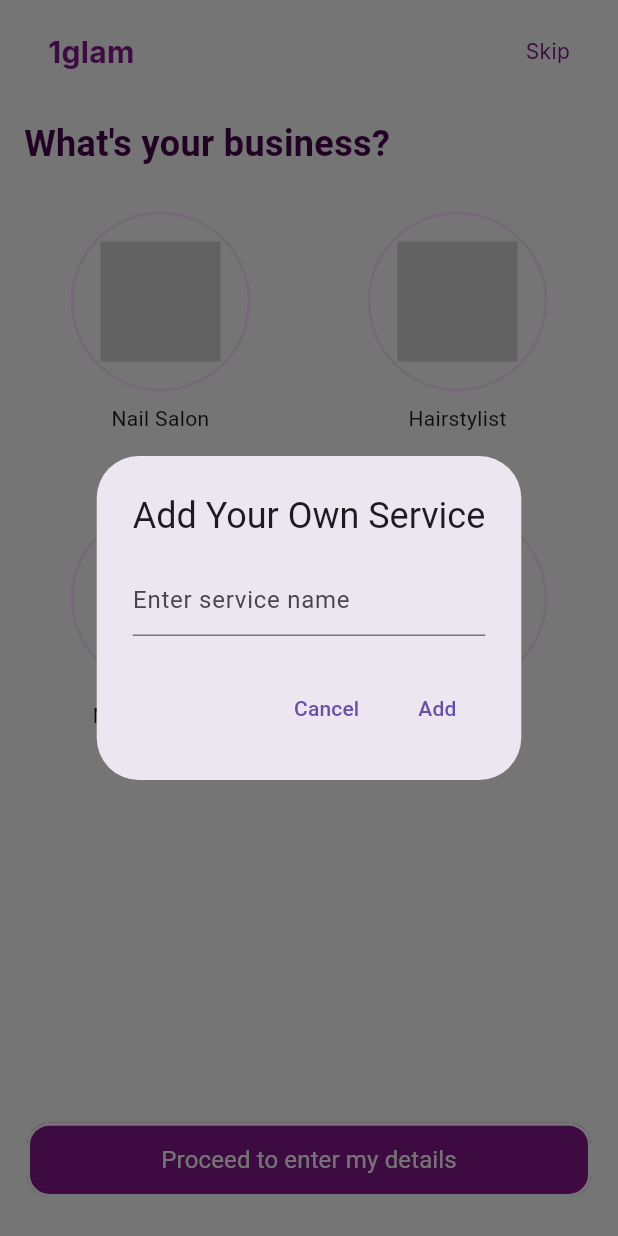
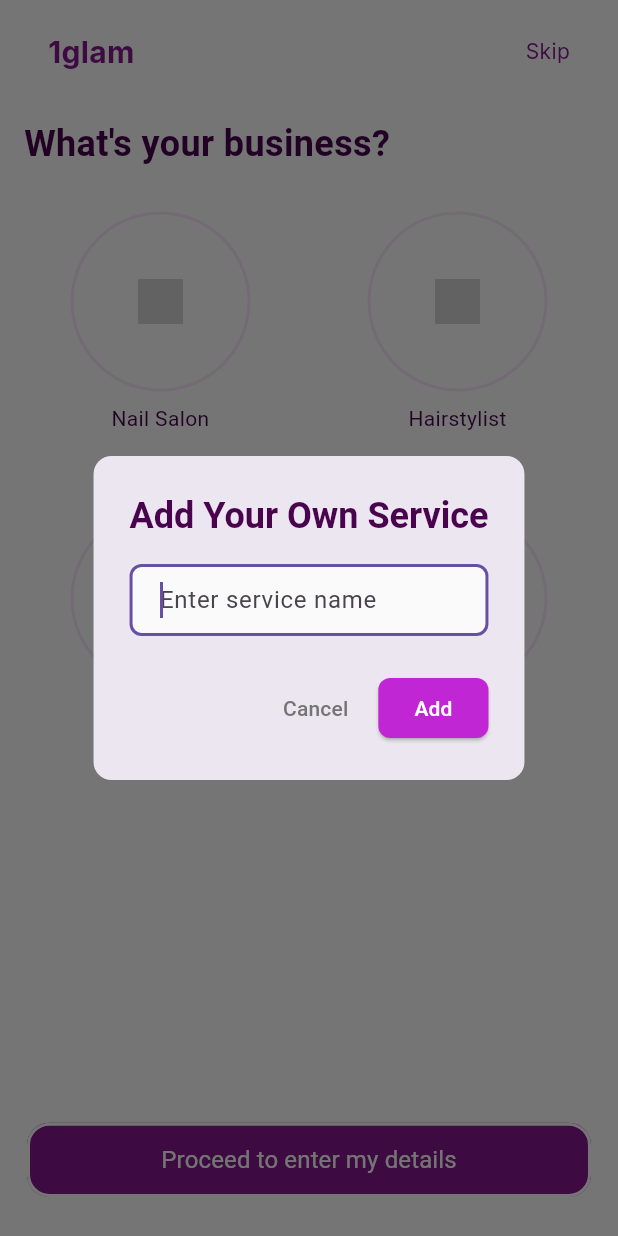
Before and after one commit to Chinmayverma1602/1glam, a Flutter app: the EnterDetailsPage screen opened by its route, after a tap on "Other", on a phone screen of 412 x 824 dp. Run offline on Flutter 3.47's test engine with Material 3 defaults, Android fonts, the phone set to English and light mode, and no system bars; our stand-ins replace cloud_firestore, dropdown_textfield, firebase_auth, firebase_core, flutter_svg, font_awesome_flutter and 12 more; missing offline and left inert: flutter_facebook_auth, switcher_button; accounts and stored records are empty; project files that could hold a hidden picture were left out.

Commit message:
Refactored EnterDetailsPage and VerifyEmailPage for improved UI and functionality; added form validation and reset logic in service dialog; enhanced email verification process with a resend timer and updated layout in VerifyEmailPage.

```diff
--- a/lib/screens/EnterDetailsPage.dart
+++ b/lib/screens/EnterDetailsPage.dart
@@ -31,6 +31,7 @@ class _EnterDetailsPageState extends State<EnterDetailsPage> {
   bool isLoading = false;
   String? selectedEmail = '';
   TextEditingController serviceController = TextEditingController();
+  final _formKey = GlobalKey<FormState>();
 
   @override
   void initState() {
@@ -46,23 +47,62 @@ class _EnterDetailsPageState extends State<EnterDetailsPage> {
   }
 
   void _showAddServiceDialog() {
+    // Reset controller when opening dialog
+    serviceController.clear();
+
     showDialog(
       context: context,
       builder: (context) {
         return AlertDialog(
-          title: const Text("Add Your Own Service"),
-          content: TextField(
-            controller: serviceController,
-            decoration: const InputDecoration(hintText: "Enter service name"),
+          title: Text(
+            "Add Your Own Service",
+            style: TextStyle(
+              color: AppColors.title,
+              fontWeight: FontWeight.bold,
+            ),
+          ),
+          shape: RoundedRectangleBorder(
+            borderRadius: BorderRadius.circular(12),
+          ),
+          content: Form(
+            key: _formKey,
+            child: TextFormField(
+              controller: serviceController,
+              decoration: InputDecoration(
+                hintText: "Enter service name",
+                border: OutlineInputBorder(
+                  borderRadius: BorderRadius.circular(8),
+                ),
+                filled: true,
+                fillColor: Colors.grey[50],
+                contentPadding: const EdgeInsets.symmetric(
+                  horizontal: 16,
+                  vertical: 12,
+                ),
+              ),
+              validator: (value) {
+                if (value == null || value.trim().isEmpty) {
+                  return "Please enter a service name";
+                }
+                return null;
+              },
+              textCapitalization: TextCapitalization.words,
+              autofocus: true,
+            ),
           ),
           actions: [
             TextButton(
               onPressed: () => Navigator.pop(context),
-              child: const Text("Cancel"),
+              child: Text(
+                "Cancel",
+                style: TextStyle(
+                  color: Colors.grey[600],
+                ),
+              ),
             ),
-            TextButton(
+            ElevatedButton(
               onPressed: () {
-                if (serviceController.text.trim().isNotEmpty) {
+                if (_formKey.currentState!.validate()) {
                   setState(() {
                     users.insert(users.length - 1, {
                       "business": serviceController.text.trim(),
@@ -71,9 +111,16 @@ class _EnterDetailsPageState extends State<EnterDetailsPage> {
                     selectedIndex = users.length - 2;
                     selectedBusiness = serviceController.text.trim();
                   });
+                  Navigator.pop(context);
                 }
-                Navigator.pop(context);
               },
+              style: ElevatedButton.styleFrom(
+                backgroundColor: AppColors.primary,
+                foregroundColor: Colors.white,
+                shape: RoundedRectangleBorder(
+                  borderRadius: BorderRadius.circular(8),
+                ),
+              ),
               child: const Text("Add"),
             ),
           ],
@@ -148,9 +195,16 @@ class _EnterDetailsPageState extends State<EnterDetailsPage> {
                                   : Colors.transparent,
                               child: SvgPicture.asset(
                                 users[index]["imageLocation"],
-                                width: 80, // Controlled size of SVG
-                                height: 80,
-                                fit: BoxFit.none, // Ensures SVG fits properly
+                                width: 30,
+                                height: 30,
+                                fit: BoxFit
+                                    .fill, // Changed to contain for better rendering
+                                colorFilter: ColorFilter.mode(
+                                  isSelected
+                                      ? AppColors.primary
+                                      : Colors.grey.shade700,
+                                  BlendMode.srcIn,
+                                ),
                               ),
                             ),
                           ),
@@ -158,8 +212,15 @@ class _EnterDetailsPageState extends State<EnterDetailsPage> {
                           Text(
                             users[index]["business"],
                             textAlign: TextAlign.center,
-                            style: const TextStyle(
-                                fontSize: 14), // Controlled text size
+                            style: TextStyle(
+                              fontSize: 14,
+                              fontWeight: isSelected
+                                  ? FontWeight.bold
+                                  : FontWeight.normal,
+                              color: isSelected
+                                  ? AppColors.primary
+                                  : AppColors.title,
+                            ),
                           ),
                         ],
                       ),
```
Also changed, not shown: lib/screens/VerifyEmailPage.dart (+140 -107 lines), lib/screens/AboutMePage.dart (line endings or trailing spaces).
